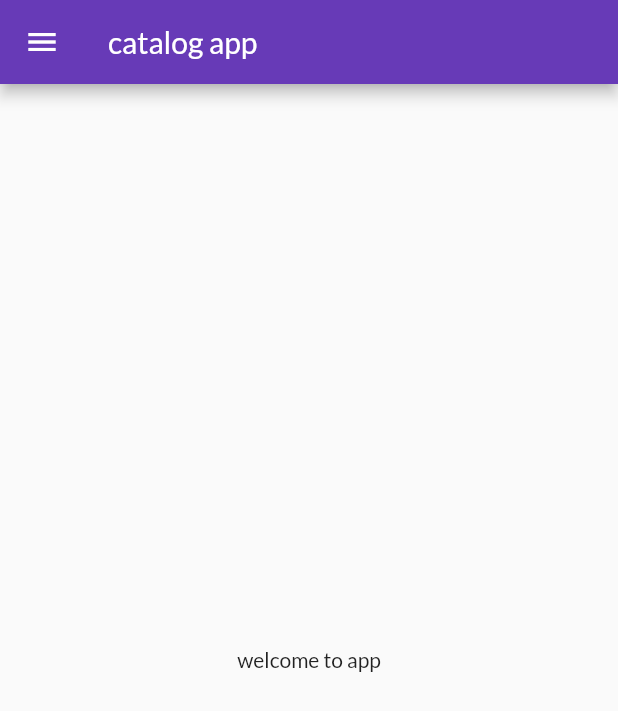
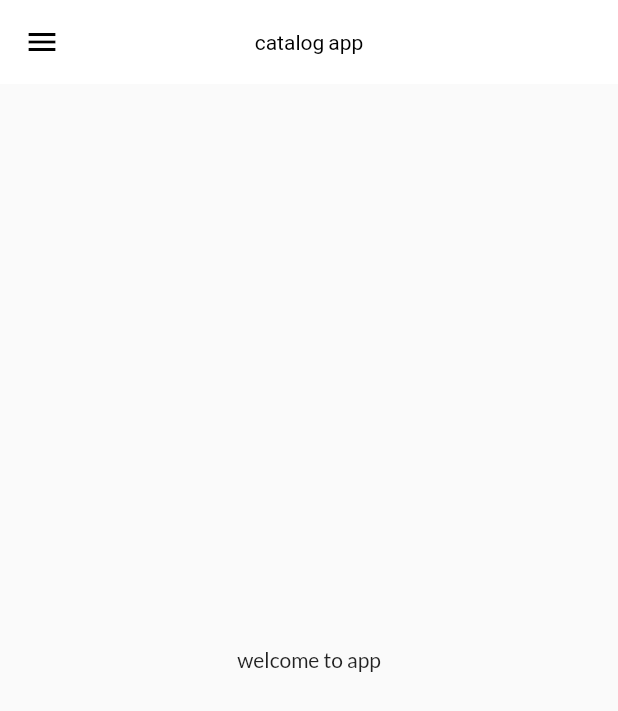
Before and after one commit to Abhinandan2003/flutter_catalog, a Flutter app: the screen it shows after launch, on a phone screen of 412 x 824 dp. Shown: the top 711 px of the screen. Run offline on Flutter 3.47's test engine with Material 2 defaults, Android fonts, the phone set to English and light mode, and no system bars; our stand-ins replace google_fonts.

Commit message:
theme extracted

```diff
--- a/lib/pages/home_page.dart
+++ b/lib/pages/home_page.dart
@@ -8,7 +8,8 @@ class HomePage extends StatelessWidget {
   Widget build(BuildContext context) {
     return  Scaffold(
       appBar: AppBar(
-        title: const Text("catalog app"),
+        title: const Text("catalog app"  ),
+        centerTitle: true,
       ),
       body: const Center(
         child: Text("welcome to app")
--- a/lib/pages/main.dart
+++ b/lib/pages/main.dart
@@ -1,8 +1,13 @@
+
+
+// ignore_for_file: prefer_const_constructors
+
 import 'package:flutter/material.dart';
 import 'package:flutter_catalog/pages/home_page.dart';
 import 'package:flutter_catalog/pages/login_page.dart';
 import 'package:flutter_catalog/utils/routes.dart';
-import 'package:google_fonts/google_fonts.dart';
+import 'package:flutter_catalog/widgets/theme.dart';
+
 
 void main() {
   runApp(const MyApp());
@@ -15,11 +20,9 @@ class MyApp extends StatelessWidget {
   Widget build(BuildContext context) {
     return MaterialApp(
       themeMode: ThemeMode.light,
-      theme: ThemeData(primarySwatch: Colors.deepPurple,
-      fontFamily: GoogleFonts.lato().fontFamily,
-      primaryTextTheme: GoogleFonts.latoTextTheme()
-      ),
-      darkTheme: ThemeData(brightness: Brightness.dark),
+      theme:mytheme.LightTheme(context),
+      darkTheme: mytheme.DarkTheme(context),
+
       debugShowCheckedModeBanner: false,
       initialRoute: Myroutes.homeroute,
 
--- /dev/null
+++ b/lib/widgets/theme.dart
@@ -0,0 +1,32 @@
+// ignore_for_file: prefer_const_constructors, camel_case_types
+
+import 'package:flutter/material.dart';
+import 'package:google_fonts/google_fonts.dart';
+
+class mytheme {
+  // ignore: non_constant_identifier_names
+  static ThemeData LightTheme(BuildContext context) => ThemeData(
+    primarySwatch: Colors.deepPurple,
+      fontFamily: GoogleFonts.lato().fontFamily,
+      primaryTextTheme: GoogleFonts.latoTextTheme( Theme.of(context).textTheme,
+        ).apply(
+          bodyColor: Colors.black, // Set the default text color to black
+        ),
+      appBarTheme: AppBarTheme(
+        color: Colors.white,
+        elevation: 0.0,
+        iconTheme: IconThemeData(color: Colors.black),
+       toolbarTextStyle: TextStyle(
+            color: Colors.black, // Change the app bar title text color here
+          ),
+          titleTextStyle: TextStyle(
+            color: Colors.black, // Change the app bar title text color here
+          ),
+
+       )
+      );
+        static ThemeData DarkTheme(BuildContext context) => ThemeData(brightness: Brightness.dark,
+      );
+
+
+}
```
